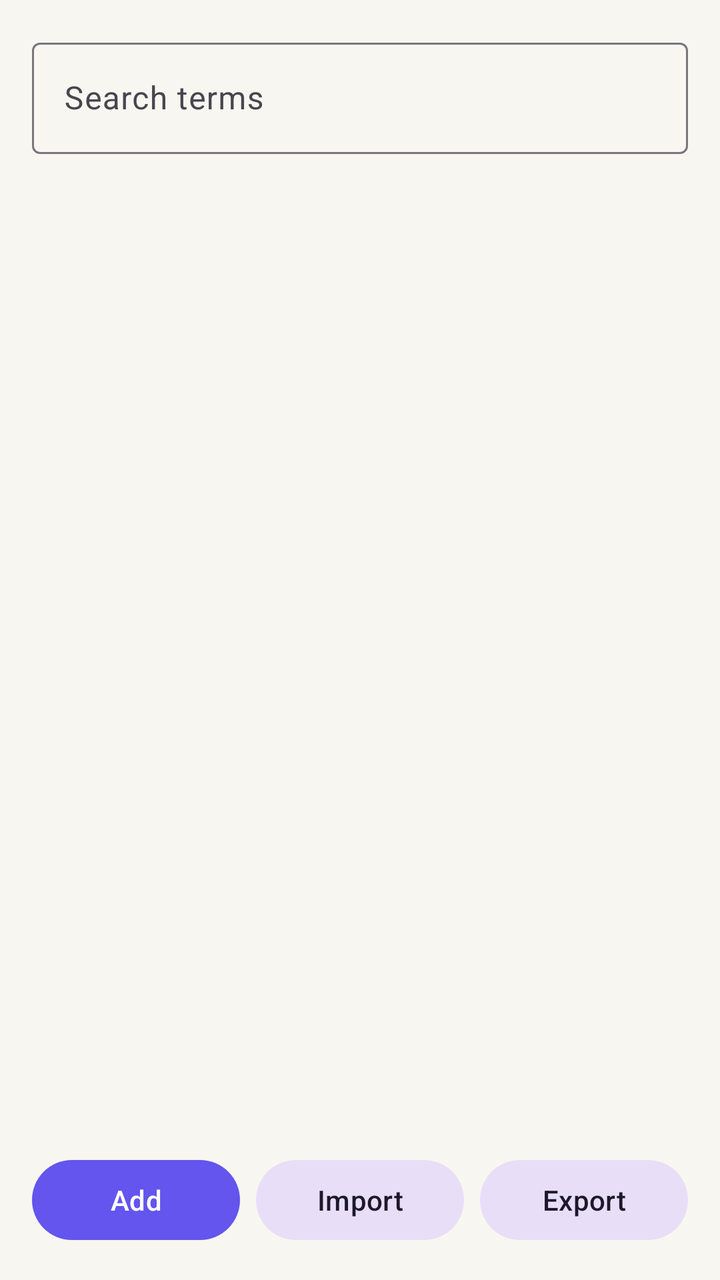
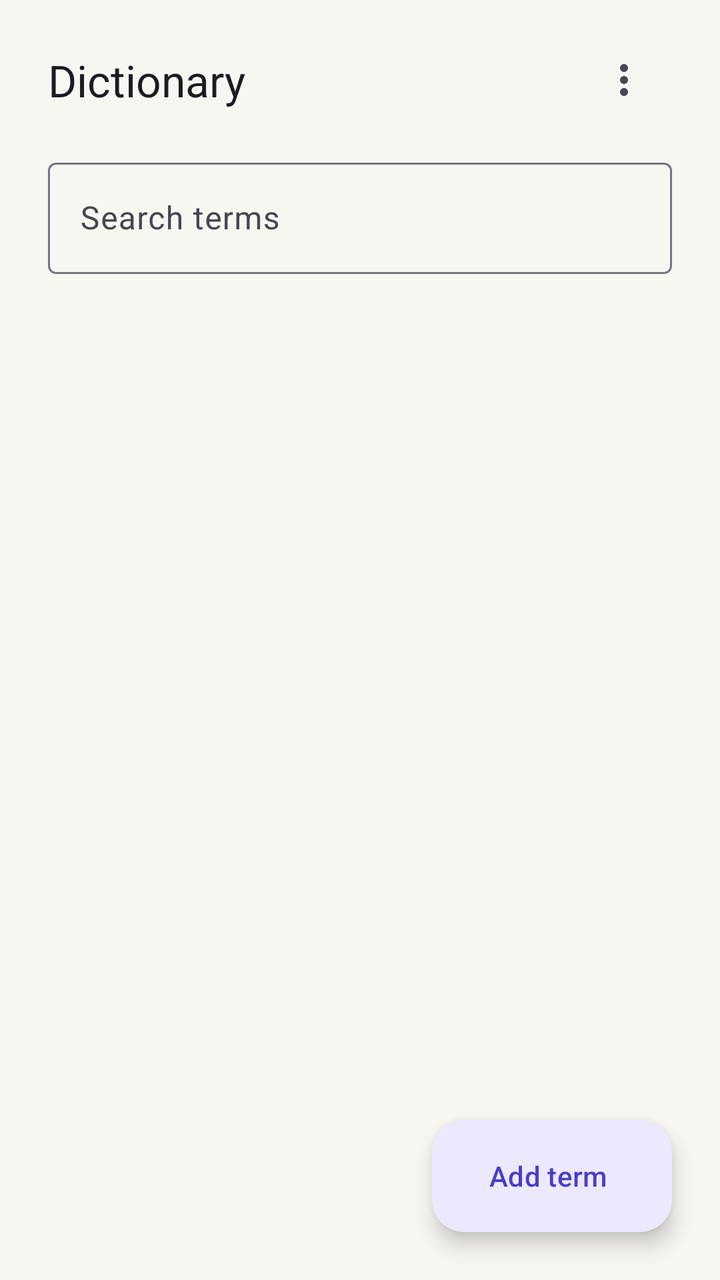

Before-and-after screenshots of an Android layout around one commit, followed by the original layout XML and the change that was made.
<!-- AndroidManifest.xml: application theme Theme.Wirl -->
<!-- res/layout/activity_dictionary.xml -->
<?xml version="1.0" encoding="utf-8"?>
<LinearLayout xmlns:android="http://schemas.android.com/apk/res/android"
    xmlns:app="http://schemas.android.com/apk/res-auto"
    android:layout_width="match_parent"
    android:layout_height="match_parent"
    android:fitsSystemWindows="true"
    android:orientation="vertical"
    android:padding="16dp">

    <com.google.android.material.textfield.TextInputLayout
        style="@style/Widget.Material3.TextInputLayout.OutlinedBox"
        android:layout_width="match_parent"
        android:layout_height="wrap_content"
        android:hint="@string/dictionary_search">

        <com.google.android.material.textfield.TextInputEditText
            android:id="@+id/search"
            android:layout_width="match_parent"
            android:layout_height="wrap_content"
            android:imeOptions="actionSearch"
            android:inputType="text"
            android:singleLine="true" />
    </com.google.android.material.textfield.TextInputLayout>

    <TextView
        android:id="@+id/empty"
        android:layout_width="match_parent"
        android:layout_height="wrap_content"
        android:layout_marginTop="24dp"
        android:gravity="center"
        android:text="@string/dictionary_empty"
        android:textAppearance="?attr/textAppearanceBodyMedium"
        android:visibility="gone" />

    <androidx.recyclerview.widget.RecyclerView
        android:id="@+id/list"
        android:layout_width="match_parent"
        android:layout_height="0dp"
        android:layout_marginTop="8dp"
        android:layout_weight="1" />

    <LinearLayout
        android:layout_width="match_parent"
        android:layout_height="wrap_content"
        android:layout_marginTop="8dp"
        android:orientation="horizontal">

        <com.google.android.material.button.MaterialButton
            android:id="@+id/add"
            style="@style/Widget.Material3.Button"
            android:layout_width="0dp"
            android:layout_height="wrap_content"
            android:layout_weight="1"
            android:text="@string/dictionary_add" />

        <com.google.android.material.button.MaterialButton
            android:id="@+id/importButton"
            style="@style/Widget.Material3.Button.TonalButton"
            android:layout_width="0dp"
            android:layout_height="wrap_content"
            android:layout_marginStart="8dp"
            android:layout_weight="1"
            android:text="@string/dictionary_import" />

        <com.google.android.material.button.MaterialButton
            android:id="@+id/exportButton"
            style="@style/Widget.Material3.Button.TonalButton"
            android:layout_width="0dp"
            android:layout_height="wrap_content"
            android:layout_marginStart="8dp"
            android:layout_weight="1"
            android:text="@string/dictionary_export" />
    </LinearLayout>
</LinearLayout>
<!-- resources referenced by this layout -->
<resources>
  <string name="dictionary_add">Add</string>
  <string name="dictionary_empty">No terms yet. Add names or words Wirl often gets wrong.</string>
  <string name="dictionary_export">Export</string>
  <string name="dictionary_import">Import</string>
  <string name="dictionary_search">Search terms</string>
  <style name="Theme.Wirl" parent="Theme.Material3.DayNight.NoActionBar">
          <item name="colorPrimary">@color/brand</item>
          <item name="colorOnPrimary">@color/white</item>
          <item name="colorPrimaryContainer">@color/brand_light</item>
          <item name="colorOnPrimaryContainer">@color/brand_dark</item>
          <item name="colorSecondary">@color/brand</item>
          <item name="colorSurface">@color/paper</item>
          <item name="android:colorBackground">@color/paper</item>
      </style>
  <color name="brand">#6355ED</color>
  <color name="white">#FFFFFF</color>
  <color name="brand_light">#ECE9FF</color>
  <color name="brand_dark">#4B3DC9</color>
  <color name="paper">#F7F6F1</color>
</resources>

<!-- the commit's change to res/layout/activity_dictionary.xml (unified diff, before → after) -->
@@ -1,74 +1,105 @@
 <?xml version="1.0" encoding="utf-8"?>
-<LinearLayout xmlns:android="http://schemas.android.com/apk/res/android"
+<FrameLayout xmlns:android="http://schemas.android.com/apk/res/android"
     xmlns:app="http://schemas.android.com/apk/res-auto"
     android:layout_width="match_parent"
     android:layout_height="match_parent"
-    android:fitsSystemWindows="true"
-    android:orientation="vertical"
-    android:padding="16dp">
-
-    <com.google.android.material.textfield.TextInputLayout
-        style="@style/Widget.Material3.TextInputLayout.OutlinedBox"
-        android:layout_width="match_parent"
-        android:layout_height="wrap_content"
-        android:hint="@string/dictionary_search">
-
-        <com.google.android.material.textfield.TextInputEditText
-            android:id="@+id/search"
-            android:layout_width="match_parent"
-            android:layout_height="wrap_content"
-            android:imeOptions="actionSearch"
-            android:inputType="text"
-            android:singleLine="true" />
-    </com.google.android.material.textfield.TextInputLayout>
-
-    <TextView
-        android:id="@+id/empty"
-        android:layout_width="match_parent"
-        android:layout_height="wrap_content"
-        android:layout_marginTop="24dp"
-        android:gravity="center"
-        android:text="@string/dictionary_empty"
-        android:textAppearance="?attr/textAppearanceBodyMedium"
-        android:visibility="gone" />
-
-    <androidx.recyclerview.widget.RecyclerView
-        android:id="@+id/list"
-        android:layout_width="match_parent"
-        android:layout_height="0dp"
-        android:layout_marginTop="8dp"
-        android:layout_weight="1" />
+    android:fitsSystemWindows="true">
 
     <LinearLayout
         android:layout_width="match_parent"
+        android:layout_height="match_parent"
+        android:orientation="vertical"
+        android:paddingStart="24dp"
+        android:paddingTop="16dp"
+        android:paddingEnd="24dp">
+
+        <LinearLayout
+            android:layout_width="match_parent"
+            android:layout_height="wrap_content"
+            android:gravity="center_vertical"
+            android:orientation="horizontal">
+
+            <TextView
+                android:layout_width="0dp"
+                android:layout_height="wrap_content"
+                android:layout_weight="1"
+                android:text="@string/dictionary_title"
+                android:textAppearance="?attr/textAppearanceTitleLarge" />
+
+            <ImageButton
+                android:id="@+id/more"
+                android:layout_width="48dp"
+                android:layout_height="48dp"
+                android:background="?attr/selectableItemBackgroundBorderless"
+                android:contentDescription="@string/more_options"
+                android:src="@drawable/ic_more_vert" />
+        </LinearLayout>
+
+        <com.google.android.material.textfield.TextInputLayout
+            style="@style/Widget.Material3.TextInputLayout.OutlinedBox"
+            android:layout_width="match_parent"
+            android:layout_height="wrap_content"
+            android:layout_marginTop="12dp"
+            android:hint="@string/dictionary_search">
+
+            <com.google.android.material.textfield.TextInputEditText
+                android:id="@+id/search"
+                android:layout_width="match_parent"
+                android:layout_height="wrap_content"
+                android:imeOptions="actionSearch"
+                android:inputType="text"
+                android:singleLine="true" />
+        </com.google.android.material.textfield.TextInputLayout>
+
+        <LinearLayout
+            android:id="@+id/empty"
+            android:layout_width="match_parent"
+            android:layout_height="wrap_content"
+            android:layout_marginTop="48dp"
+            android:gravity="center_horizontal"
+            android:orientation="vertical"
+            android:visibility="gone">
+
+            <TextView
+                android:layout_width="match_parent"
+                android:layout_height="wrap_content"
+                android:gravity="center"
+                android:text="@string/dictionary_empty"
+                android:textAppearance="?attr/textAppearanceBodyMedium" />
+
+            <com.google.android.material.button.MaterialButton
+                android:id="@+id/addFirst"
+                style="@style/Widget.Material3.Button.TonalButton"
+                android:layout_width="wrap_content"
+                android:layout_height="48dp"
+                android:layout_marginTop="16dp"
+                android:text="@string/add_first_term" />
+        </LinearLayout>
+
+        <TextView
+            android:id="@+id/noMatch"
+            android:layout_width="match_parent"
+            android:layout_height="wrap_content"
+            android:layout_marginTop="48dp"
+            android:gravity="center"
+            android:textAppearance="?attr/textAppearanceBodyMedium"
+            android:visibility="gone" />
+
+        <androidx.recyclerview.widget.RecyclerView
+            android:id="@+id/list"
+            android:layout_width="match_parent"
+            android:layout_height="0dp"
+            android:layout_marginTop="8dp"
+            android:layout_weight="1"
+            android:clipToPadding="false"
+            android:paddingBottom="96dp" />
+    </LinearLayout>
+
+    <com.google.android.material.floatingactionbutton.ExtendedFloatingActionButton
+        android:id="@+id/add"
+        android:layout_width="wrap_content"
         android:layout_height="wrap_content"
-        android:layout_marginTop="8dp"
-        android:orientation="horizontal">
-
-        <com.google.android.material.button.MaterialButton
-            android:id="@+id/add"
-            style="@style/Widget.Material3.Button"
-            android:layout_width="0dp"
-            android:layout_height="wrap_content"
-            android:layout_weight="1"
-            android:text="@string/dictionary_add" />
-
-        <com.google.android.material.button.MaterialButton
-            android:id="@+id/importButton"
-            style="@style/Widget.Material3.Button.TonalButton"
-            android:layout_width="0dp"
-            android:layout_height="wrap_content"
-            android:layout_marginStart="8dp"
-            android:layout_weight="1"
-            android:text="@string/dictionary_import" />
-
-        <com.google.android.material.button.MaterialButton
-            android:id="@+id/exportButton"
-            style="@style/Widget.Material3.Button.TonalButton"
-            android:layout_width="0dp"
-            android:layout_height="wrap_content"
-            android:layout_marginStart="8dp"
-            android:layout_weight="1"
-            android:text="@string/dictionary_export" />
-    </LinearLayout>
-</LinearLayout>
+        android:layout_gravity="bottom|end"
+        android:layout_margin="24dp"
+        android:text="@string/add_term" />
+</FrameLayout>
<!-- resource entries referenced after the edit -->
@@ -1,10 +1,23 @@
 <!-- resources referenced by this layout -->
 <resources>
-  <string name="dictionary_add">Add</string>
+  <!-- drawable ic_more_vert (drawable) -->
+  <?xml version="1.0" encoding="utf-8"?>
+  <vector xmlns:android="http://schemas.android.com/apk/res/android"
+      android:width="24dp"
+      android:height="24dp"
+      android:viewportWidth="24"
+      android:viewportHeight="24"
+      android:tint="?attr/colorControlNormal">
+      <path
+          android:fillColor="@android:color/white"
+          android:pathData="M12,8c1.1,0 2,-0.9 2,-2s-0.9,-2 -2,-2 -2,0.9 -2,2 0.9,2 2,2zM12,10c-1.1,0 -2,0.9 -2,2s0.9,2 2,2 2,-0.9 2,-2 -0.9,-2 -2,-2zM12,16c-1.1,0 -2,0.9 -2,2s0.9,2 2,2 2,-0.9 2,-2 -0.9,-2 -2,-2z" />
+  </vector>
+  <string name="add_first_term">Add your first term</string>
+  <string name="add_term">Add term</string>
   <string name="dictionary_empty">No terms yet. Add names or words Wirl often gets wrong.</string>
-  <string name="dictionary_export">Export</string>
-  <string name="dictionary_import">Import</string>
   <string name="dictionary_search">Search terms</string>
+  <string name="dictionary_title">Dictionary</string>
+  <string name="more_options">More options</string>
   <style name="Theme.Wirl" parent="Theme.Material3.DayNight.NoActionBar">
           <item name="colorPrimary">@color/brand</item>
           <item name="colorOnPrimary">@color/white</item>
